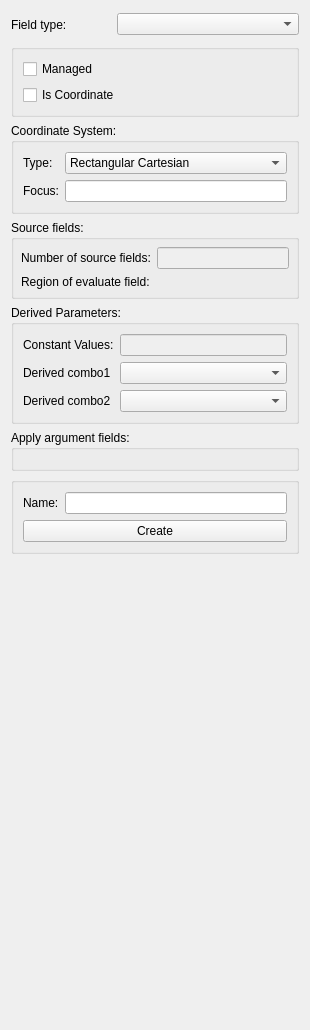
Qt form res/designer/fieldeditorwidget.ui (hsorby/cmlibs.widgets) before a commit.
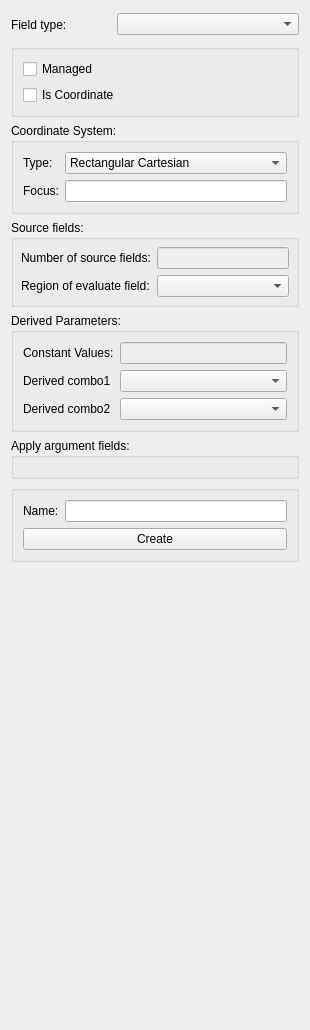
The same form after that commit. Custom widgets are drawn as their Qt base class.

```diff
--- a/res/designer/fieldeditorwidget.ui
+++ b/res/designer/fieldeditorwidget.ui
@@ -329,7 +329,7 @@
   </customwidget>
     <customwidget>
    <class>RegionChooserWidget</class>
-   <extends>QWidget</extends>
+   <extends>QComboBox</extends>
    <header>opencmiss/zincwidgets/regionchooserwidget.h</header>
    <container>1</container>
   </customwidget>
```
